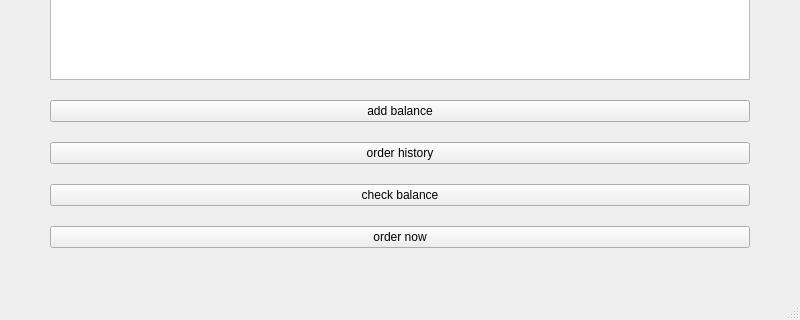
This is FoodOrderingApp/homepage.ui in xyang2316/OOP-project as Qt 5 draws it before an edit; both pictures show x 0 to 800 and y 280 to 600 of the 800 by 600 pixel window. The edited form follows.
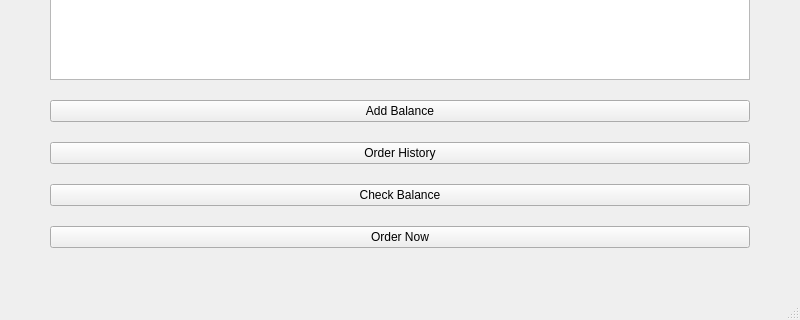
This is the edited form.

Diff of the .ui file:
```diff
--- a/FoodOrderingApp/homepage.ui
+++ b/FoodOrderingApp/homepage.ui
@@ -39,14 +39,14 @@
     <item>
      <widget class="QPushButton" name="pushButton_addBalance">
       <property name="text">
-       <string>add balance</string>
+       <string>Add Balance</string>
       </property>
      </widget>
     </item>
     <item>
      <widget class="QPushButton" name="pushButton_orderHistory">
       <property name="text">
-       <string>order history</string>
+       <string>Order History</string>
       </property>
      </widget>
     </item>
@@ -56,14 +56,14 @@
        <bool>true</bool>
       </property>
       <property name="text">
-       <string>check balance</string>
+       <string>Check Balance</string>
       </property>
      </widget>
     </item>
     <item>
      <widget class="QPushButton" name="pushButton_orderNow">
       <property name="text">
-       <string>order now</string>
+       <string>Order Now</string>
       </property>
      </widget>
     </item>
```
